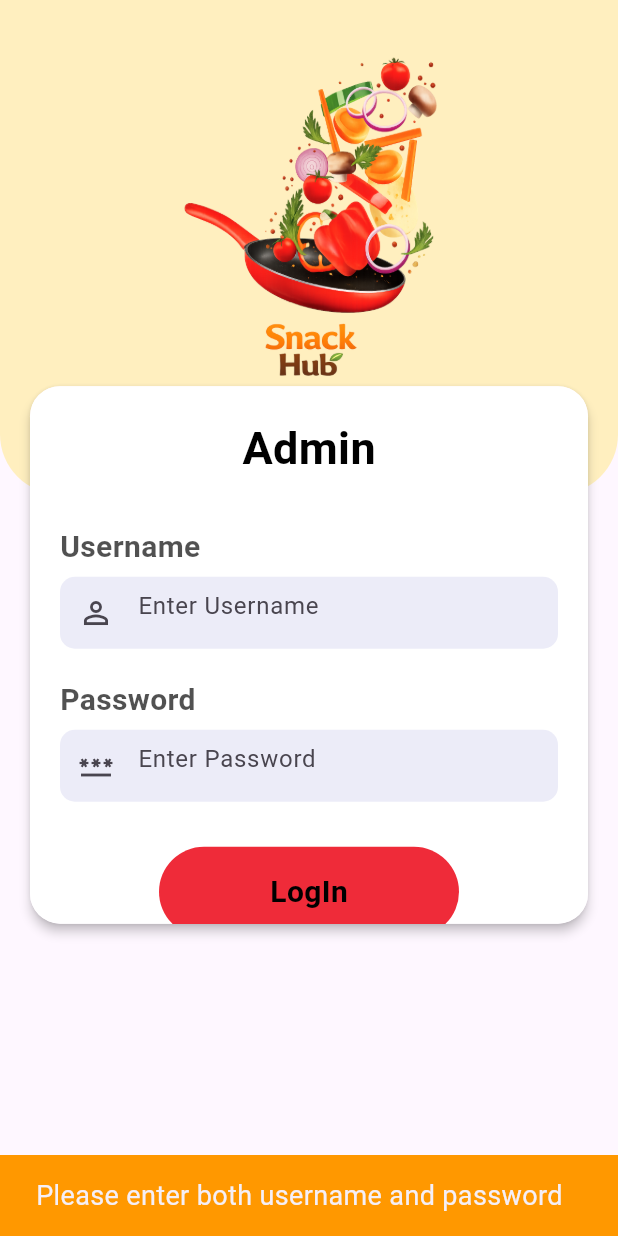
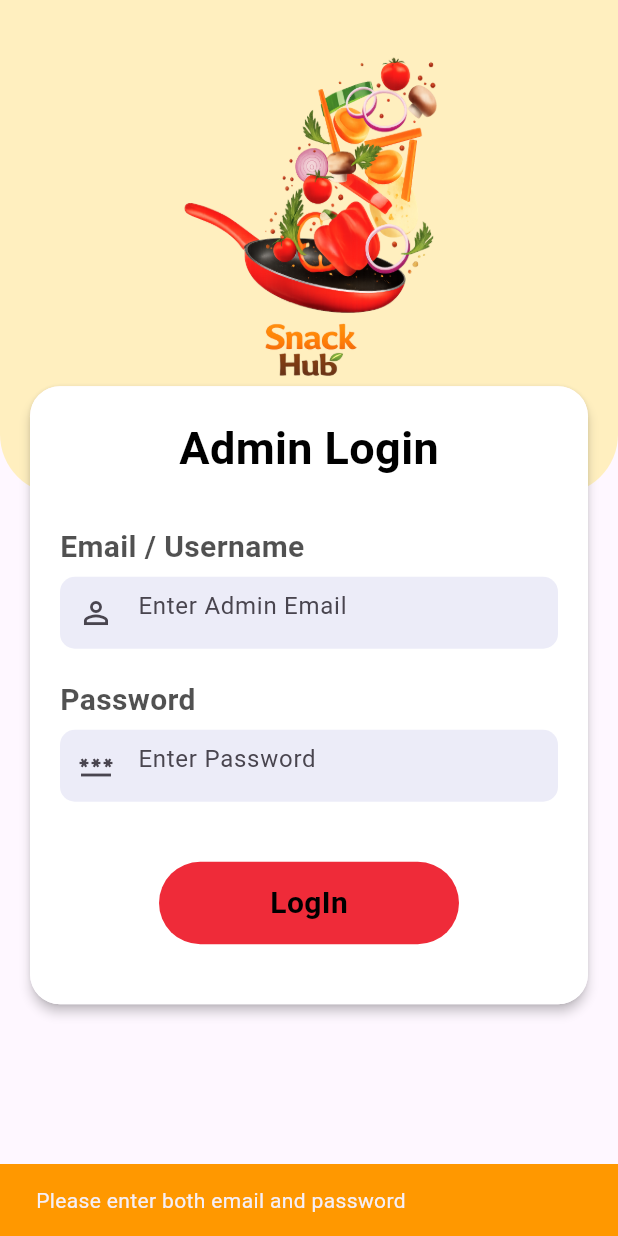
Before and after one commit to akanksha-shelar/flutter_food_delivery_App, a Flutter app: the AdminLogIn screen opened directly, after a tap on "LogIn", on a phone screen of 412 x 824 dp. Run offline on Flutter 3.47's test engine with Material 3 defaults, Android fonts, the phone set to English and light mode, and no system bars; our stand-ins replace cloud_firestore, curved_navigation_bar, firebase_auth, firebase_core, geocoding, geolocator and 3 more; missing offline and left inert: razorpay_flutter; accounts and stored records are empty.

Commit message:
Fixed Admin and client issues

```diff
--- a/lib/Admin/admin_login.dart
+++ b/lib/Admin/admin_login.dart
@@ -1,5 +1,5 @@
 import 'package:cloud_firestore/cloud_firestore.dart';
-import 'package:firebase_core/firebase_core.dart';
+import 'package:firebase_auth/firebase_auth.dart';
 import 'package:flutter/material.dart';
 import 'package:food_delivery_app/Admin/home_admin.dart';
 import 'package:food_delivery_app/service/widget_support.dart';
@@ -16,10 +16,19 @@ class _AdminLogInState extends State<AdminLogIn> {
   final TextEditingController passwordcontroller = TextEditingController();
 
   @override
+  void dispose() {
+    usernamecontroller.dispose();
+    passwordcontroller.dispose();
+    super.dispose();
+  }
+
+  @override
   Widget build(BuildContext context) {
     return Scaffold(
-      body: Container(
-        child: Stack(
+      body: SingleChildScrollView(
+        child: Column(
+          children: [
+            Stack(
               children: [
                 Container(
                   height: MediaQuery.of(context).size.height / 2.5,
@@ -59,27 +68,25 @@ class _AdminLogInState extends State<AdminLogIn> {
                     elevation: 3.0,
                     borderRadius: BorderRadius.circular(20),
                     child: Container(
-                  padding: const EdgeInsets.only(left: 20.0, right: 20.0),
+                      padding: const EdgeInsets.symmetric(horizontal: 20.0),
                       width: MediaQuery.of(context).size.width,
-                  height: MediaQuery.of(context).size.height / 2.3,
                       decoration: BoxDecoration(
                         color: Colors.white,
                         borderRadius: BorderRadius.circular(20),
                       ),
-                  child: SingleChildScrollView(
                       child: Column(
                         crossAxisAlignment: CrossAxisAlignment.start,
                         children: [
                           const SizedBox(height: 20.0),
                           Center(
                             child: Text(
-                            "Admin",
+                              "Admin Login",
                               style: AppWidget.HeadlineTextFieldStyle(),
                             ),
                           ),
                           const SizedBox(height: 30.0),
                           Text(
-                          "Username",
+                            "Email / Username",
                             style: AppWidget.SignUpTextFeildStyle(),
                           ),
                           const SizedBox(height: 5.0),
@@ -92,7 +99,7 @@ class _AdminLogInState extends State<AdminLogIn> {
                               controller: usernamecontroller,
                               decoration: const InputDecoration(
                                 border: InputBorder.none,
-                              hintText: "Enter Username",
+                                hintText: "Enter Admin Email",
                                 prefixIcon: Icon(Icons.person_outline),
                               ),
                             ),
@@ -110,7 +117,7 @@ class _AdminLogInState extends State<AdminLogIn> {
                             ),
                             child: TextField(
                               controller: passwordcontroller,
-                            obscureText: true, // Hides the password input
+                              obscureText: true,
                               decoration: const InputDecoration(
                                 border: InputBorder.none,
                                 hintText: "Enter Password",
@@ -118,15 +125,13 @@ class _AdminLogInState extends State<AdminLogIn> {
                               ),
                             ),
                           ),
-                        const SizedBox(height: 30.0),
+                          const SizedBox(height: 40.0),
                           GestureDetector(
-                          onTap: () {
-                            loginAdmin();
-                          },
+                            onTap: loginAdmin,
                             child: Center(
                               child: Container(
                                 width: 200,
-                              height: 60,
+                                height: 55,
                                 decoration: BoxDecoration(
                                   color: const Color(0xffef2b39),
                                   borderRadius: BorderRadius.circular(30),
@@ -140,12 +145,13 @@ class _AdminLogInState extends State<AdminLogIn> {
                               ),
                             ),
                           ),
-                        const SizedBox(height: 30.0),
+                          const SizedBox(height: 40.0),
                         ],
                       ),
                     ),
                   ),
                 ),
+              ],
             ),
           ],
         ),
@@ -153,75 +159,72 @@ class _AdminLogInState extends State<AdminLogIn> {
     );
   }
 
-  loginAdmin() async {
-    final String username = usernamecontroller.text.trim();
+  Future<void> loginAdmin() async {
+    final String email = usernamecontroller.text.trim();
     final String password = passwordcontroller.text.trim();
 
-    if (username.isEmpty || password.isEmpty) {
+    if (email.isEmpty || password.isEmpty) {
       ScaffoldMessenger.of(context).showSnackBar(
         const SnackBar(
           backgroundColor: Colors.orange,
-          content: Text(
-            "Please enter both username and password",
-            style: TextStyle(fontSize: 18.0),
-          ),
+          content: Text("Please enter both email and password"),
         ),
       );
       return;
     }
 
     try {
-      // Query Firestore directly for the admin user
-      QuerySnapshot snapshot = await FirebaseFirestore.instance
+      // 1. Authenticate using Firebase Authentication
+      UserCredential userCredential = await FirebaseAuth.instance
+          .signInWithEmailAndPassword(email: email, password: password);
+
+      // 2. Check if user document exists in the "Admin" collection using UID
+      DocumentSnapshot adminDoc = await FirebaseFirestore.instance
           .collection("Admin")
-          .where("username", isEqualTo: username)
+          .doc(userCredential.user!.uid)
           .get();
 
       if (!mounted) return;
 
-      // Check if user exists
-      if (snapshot.docs.isEmpty) {
-        ScaffoldMessenger.of(context).showSnackBar(
-          const SnackBar(
-            backgroundColor: Colors.red,
-            content: Text(
-              "Your username is not correct",
-              style: TextStyle(fontSize: 18.0),
-            ),
-          ),
-        );
-        return;
-      }
-
-      // Check password match
-      var adminData = snapshot.docs.first.data() as Map<String, dynamic>;
-
-      if (adminData['password'] != password) {
-        ScaffoldMessenger.of(context).showSnackBar(
-          const SnackBar(
-            backgroundColor: Colors.red,
-            content: Text(
-              "Your password is not correct",
-              style: TextStyle(fontSize: 18.0),
-            ),
-          ),
-        );
-      } else {
-        // Navigate on successful login
+      if (adminDoc.exists) {
+        // Success: User is an authenticated admin
         Navigator.pushReplacement(
           context,
           MaterialPageRoute(builder: (context) => const HomeAdmin()),
         );
+      } else {
+        // User logged in via Firebase Auth but is not registered as an Admin in Firestore
+        await FirebaseAuth.instance.signOut();
+        ScaffoldMessenger.of(context).showSnackBar(
+          const SnackBar(
+            backgroundColor: Colors.red,
+            content: Text("Access Denied: You are not authorized as an Admin."),
+          ),
+        );
       }
+    } on FirebaseAuthException catch (e) {
+      if (!mounted) return;
+      String errorMessage = "Login failed";
+      if (e.code == 'user-not-found' || e.code == 'invalid-credential') {
+        errorMessage = "Invalid email or password.";
+      } else if (e.code == 'wrong-password') {
+        errorMessage = "Incorrect password.";
+      } else {
+        errorMessage = e.message ?? errorMessage;
+      }
+
+      ScaffoldMessenger.of(context).showSnackBar(
+        SnackBar(
+          backgroundColor: Colors.red,
+          content: Text(errorMessage),
+        ),
+      );
     } catch (e) {
       if (!mounted) return;
       ScaffoldMessenger.of(context).showSnackBar(
         SnackBar(
           backgroundColor: Colors.red,
-          content: Text(
-            "Error logging in: $e",
-            style: const TextStyle(fontSize: 18.0),
-          ),
+          content: Text("An error occurred: $e"),
         ),
       );
     }
--- a/lib/Admin/all_order.dart
+++ b/lib/Admin/all_order.dart
@@ -12,8 +12,8 @@ class AllOrders extends StatefulWidget {
 class _AllOrdersState extends State<AllOrders> {
   Stream? orderStream;
 
-  getontheload() async {
-    orderStream = await DatabaseMethods().getAdminOrders();
+  Future<void> getontheload() async {
+    orderStream = DatabaseMethods().getAdminOrders();
     setState(() {});
   }
 
```
Also changed, not shown: lib/Admin/manage_users.dart (+189 -53 lines), lib/service/auth.dart (+32 -6 lines), lib/service/database.dart (+57 -33 lines). Lines whose indentation alone changed are shown as unchanged.
